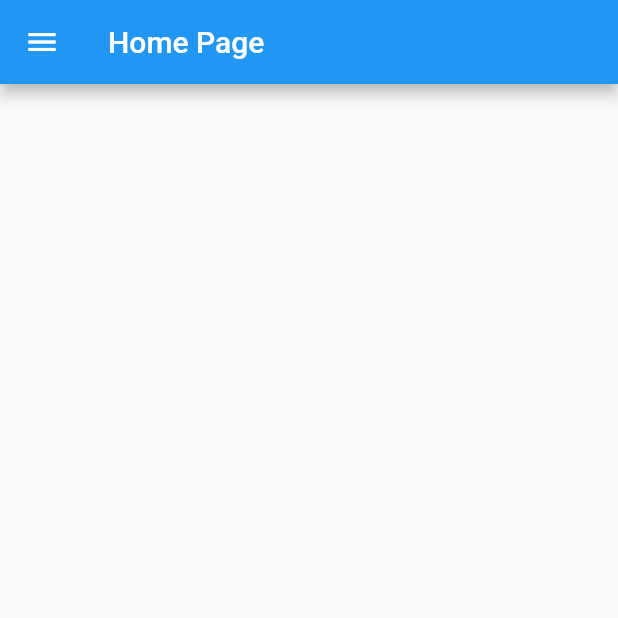
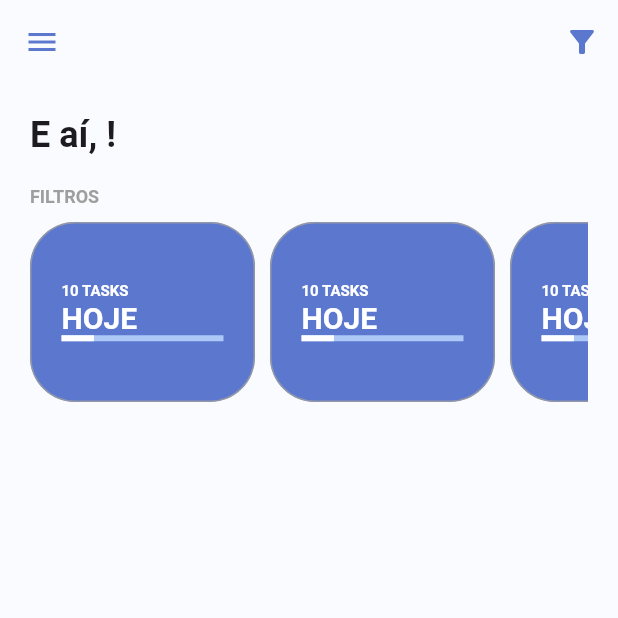
Before and after one commit to GaGuarGo/todo-list-modular, a Flutter app: the screen it shows once a user with an empty profile is signed in, on a phone screen of 412 x 824 dp, the top half of it. Run offline on Flutter 3.47's test engine with Material 3 defaults, Android fonts, the phone set to English and light mode, and no system bars; our stand-ins replace another_flushbar, firebase_auth, firebase_core, flutter_signin_button, google_fonts, google_sign_in and 2 more; missing offline and left inert: flutter_overlay_loader, validatorless; accounts and stored records are empty; generated files the repository leaves out were written again; Roboto replaces fonts that are missing (Mandali).

Commit message:
Construindo header e filter

```diff
--- a/lib/app/modules/home/home_page.dart
+++ b/lib/app/modules/home/home_page.dart
@@ -1,5 +1,8 @@
 import 'package:flutter/material.dart';
+import 'package:todo_list_modular/app/core/ui/theme_extensions.dart';
 import 'package:todo_list_modular/app/modules/home/widgets/home_drawer.dart';
+import 'package:todo_list_modular/app/modules/home/widgets/home_filters.dart';
+import 'package:todo_list_modular/app/modules/home/widgets/home_header.dart';
 
 class HomePage extends StatelessWidget {
   const HomePage({super.key});
@@ -7,10 +10,48 @@ class HomePage extends StatelessWidget {
   @override
   Widget build(BuildContext context) {
     return Scaffold(
-        appBar: AppBar(
-          title: const Text('Home Page'),
-        ),
-        drawer: HomeDrawer(),
-        body: Container());
+      appBar: AppBar(
+        elevation: 0,
+        iconTheme: IconThemeData(color: context.primaryColor),
+        backgroundColor: Colors.transparent,
+        actions: [
+          PopupMenuButton(
+            icon: const Icon(Icons.filter_alt),
+            itemBuilder: (context) {
+              return [
+                const PopupMenuItem<bool>(
+                    child: Text('Mostrar Tarefas Concluídas'))
+              ];
+            },
+          ),
+        ],
+      ),
+      backgroundColor: const Color(0xFFFAFBFE),
+      drawer: HomeDrawer(),
+      body: LayoutBuilder(
+        builder: (context, constraints) {
+          return SingleChildScrollView(
+            child: ConstrainedBox(
+              constraints: BoxConstraints(
+                minHeight: constraints.maxHeight,
+                minWidth: constraints.maxWidth,
+              ),
+              child: Container(
+                margin: const EdgeInsets.symmetric(horizontal: 20),
+                child: const IntrinsicHeight(
+                  child: Column(
+                    crossAxisAlignment: CrossAxisAlignment.start,
+                    children: [
+                     HomeHeader(),
+                     HomeFilters(),
+                    ],
+                  ),
+                ),
+              ),
+            ),
+          );
+        },
+      ),
+    );
   }
 }
--- /dev/null
+++ b/lib/app/modules/home/widgets/home_filters.dart
@@ -0,0 +1,34 @@
+import 'package:flutter/material.dart';
+import 'package:todo_list_modular/app/core/ui/theme_extensions.dart';
+import 'package:todo_list_modular/app/modules/home/widgets/todo_card_filter.dart';
+
+class HomeFilters extends StatefulWidget {
+  const HomeFilters({super.key});
+
+  @override
+  State<HomeFilters> createState() => _HomeFiltersState();
+}
+
+class _HomeFiltersState extends State<HomeFilters> {
+  @override
+  Widget build(BuildContext context) {
+    return Column(
+      crossAxisAlignment: CrossAxisAlignment.start,
+      children: [
+        Text('FILTROS', style: context.titleStyle),
+        const SizedBox(height: 10),
+        SingleChildScrollView(
+          scrollDirection: Axis.horizontal,
+          child: Row(
+            children: [
+              TodoCardFilter(),
+              TodoCardFilter(),
+              TodoCardFilter(),
+              TodoCardFilter(),
+            ],
+          ),
+        ),
+      ],
+    );
+  }
+}
--- /dev/null
+++ b/lib/app/modules/home/widgets/home_header.dart
@@ -0,0 +1,29 @@
+// ignore_for_file: deprecated_member_use
+
+import 'package:flutter/material.dart';
+import 'package:provider/provider.dart';
+import 'package:todo_list_modular/app/core/auth/auth_provider.dart';
+import 'package:todo_list_modular/app/core/ui/theme_extensions.dart';
+
+class HomeHeader extends StatelessWidget {
+  const HomeHeader({super.key});
+
+  @override
+  Widget build(BuildContext context) {
+    return Row(
+      children: [
+        Padding(
+          padding: const EdgeInsets.symmetric(vertical: 20.0),
+          child: Selector<TodoListAuthProvider, String>(
+            selector: (context, authProvider) {
+              return authProvider.user?.displayName ?? "Usuário";
+            },
+            builder: (context, value, child) => Text('E aí, $value!',
+                style: context.textTheme.headline5
+                    ?.copyWith(fontWeight: FontWeight.bold)),
+          ),
+        )
+      ],
+    );
+  }
+}
--- /dev/null
+++ b/lib/app/modules/home/widgets/todo_card_filter.dart
@@ -0,0 +1,51 @@
+import 'package:flutter/material.dart';
+import 'package:todo_list_modular/app/core/ui/theme_extensions.dart';
+
+class TodoCardFilter extends StatefulWidget {
+  const TodoCardFilter({super.key});
+
+  @override
+  State<TodoCardFilter> createState() => _TodoCardFilterState();
+}
+
+class _TodoCardFilterState extends State<TodoCardFilter> {
+  @override
+  Widget build(BuildContext context) {
+    return Container(
+      constraints: const BoxConstraints(
+        minHeight: 120,
+        maxWidth: 150,
+      ),
+      margin: const EdgeInsets.only(right: 10),
+      padding: const EdgeInsets.all(20),
+      decoration: BoxDecoration(
+          color: context.primaryColor,
+          border: Border.all(
+            width: 1,
+            color: Colors.grey.withOpacity(.8),
+          ),
+          borderRadius: BorderRadiusDirectional.circular(30)),
+      child: Column(
+        crossAxisAlignment: CrossAxisAlignment.start,
+        mainAxisAlignment: MainAxisAlignment.center,
+        children: [
+          Text(
+            '10 TASKS',
+            style:
+                context.titleStyle.copyWith(fontSize: 10, color: Colors.white),
+          ),
+          const Text(
+            'HOJE',
+            style: TextStyle(
+                fontSize: 20, fontWeight: FontWeight.bold, color: Colors.white),
+          ),
+          LinearProgressIndicator(
+            backgroundColor: context.primaryLightColor,
+            value: 0.2,
+            valueColor: const AlwaysStoppedAnimation(Colors.white),
+          ),
+        ],
+      ),
+    );
+  }
+}
```
